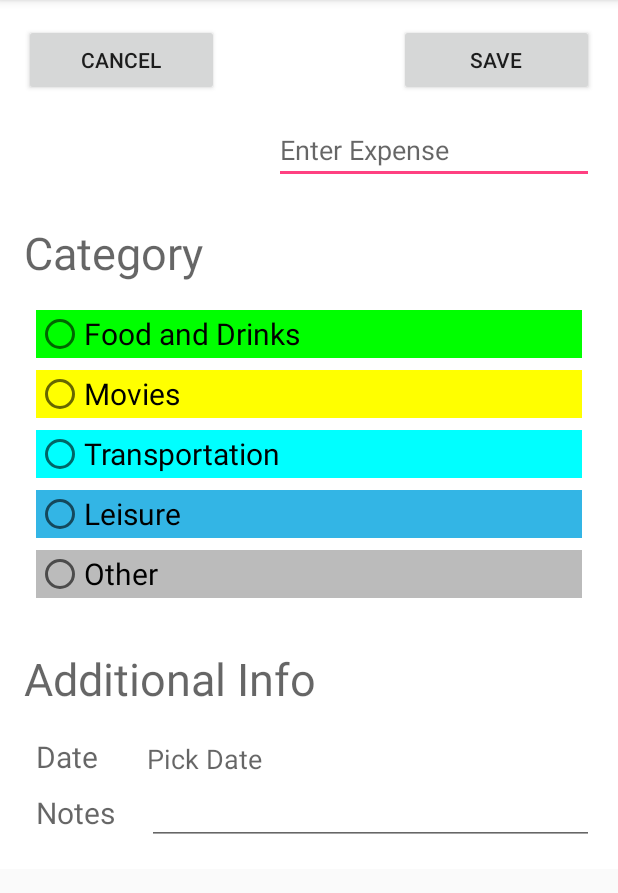
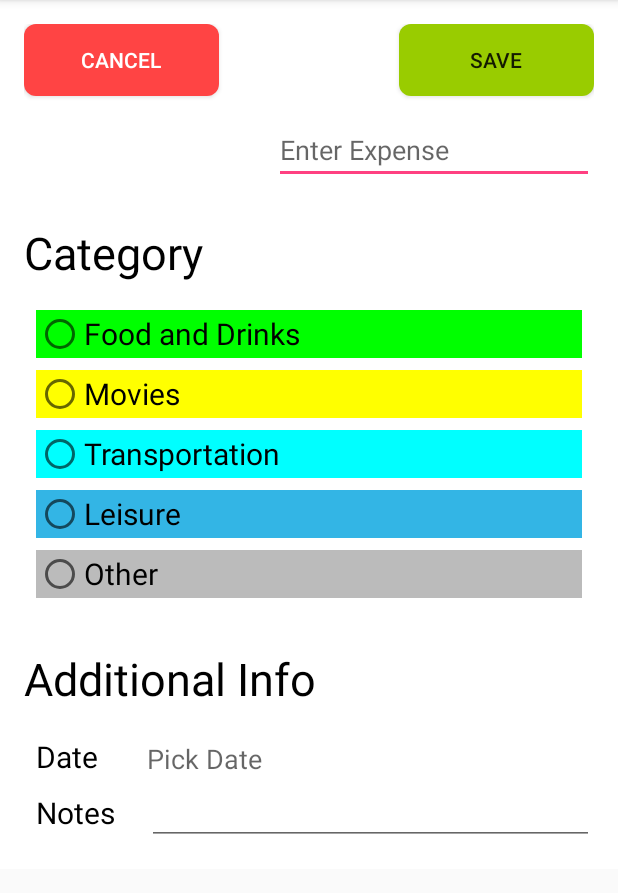
Before and after one commit to alkesh47/Diana, an Android app: the AddMoney screen opened directly, with no data from a screen before it, on a phone screen of 412 x 824 dp, the part 84-977 px from its top. Run offline under Robolectric (Android 15) with nearby library versions, the light colour scheme and no system bars.

Commit message:
Some UX enhancements.

```diff
--- /dev/null
+++ b/app/src/main/res/drawable/cancelbuttondrawable.xml
@@ -0,0 +1,7 @@
+<?xml version="1.0" encoding="utf-8"?>
+<shape xmlns:android="http://schemas.android.com/apk/res/android"
+    android:shape="rectangle">
+    <solid android:color="@android:color/holo_red_light"></solid>
+    <corners android:radius="8dp"></corners>
+
+</shape>
--- /dev/null
+++ b/app/src/main/res/drawable/roundbuttons.xml
@@ -0,0 +1,6 @@
+<?xml version="1.0" encoding="utf-8"?>
+<shape xmlns:android="http://schemas.android.com/apk/res/android"
+    android:shape="rectangle">
+    <solid android:color="@android:color/holo_green_light"/>
+    <corners android:radius="8dp"/>
+</shape>
--- a/app/src/main/res/drawable/shapechange.xml
+++ b/app/src/main/res/drawable/shapechange.xml
@@ -2,4 +2,5 @@
 <shape xmlns:android="http://schemas.android.com/apk/res/android"
     android:shape="oval">
     <solid android:color="@android:color/holo_blue_light"/>
+
 </shape>
--- a/app/src/main/res/layout/activity_add_money.xml
+++ b/app/src/main/res/layout/activity_add_money.xml
@@ -20,6 +20,9 @@
         android:layout_width="130dp"
         android:layout_height="wrap_content"
         android:text="Cancel"
+        android:textColor="#FFFFFF"
+        android:background="@drawable/cancelbuttondrawable"
+        android:elevation="8dp"
         android:id="@+id/cancelbutton"
         android:layout_alignParentTop="true"
         android:layout_alignParentStart="true" />
@@ -28,6 +31,7 @@
         android:layout_width="130dp"
         android:layout_height="wrap_content"
         android:text="Save"
+        android:background="@drawable/roundbuttons"
         android:id="@+id/savebutton"
         android:layout_alignParentTop="true"
         android:layout_alignParentEnd="true" />
@@ -48,6 +52,7 @@
         android:layout_height="wrap_content"
         android:textAppearance="?android:attr/textAppearanceMedium"
         android:layout_marginTop="25dp"
+        android:textColor="@android:color/black"
         android:textSize="30dp"
         android:text="Category"
         android:id="@+id/textView4"
@@ -80,6 +85,7 @@
             android:layout_width="match_parent"
             android:layout_height="wrap_content"
             android:layout_marginEnd="8dp"
+
             android:layout_marginStart="8dp"
             android:textSize="20dp"
             android:layout_marginBottom="8dp"
@@ -91,6 +97,7 @@
             android:layout_width="match_parent"
             android:layout_height="wrap_content"
             android:layout_marginEnd="8dp"
+
             android:layout_marginStart="8dp"
             android:textSize="20dp"
             android:layout_marginBottom="8dp"
@@ -105,6 +112,7 @@
             android:layout_marginStart="8dp"
             android:layout_marginBottom="8dp"
             android:textSize="20dp"
+
             android:background="@android:color/holo_blue_light"
             android:text="Leisure"
             android:id="@+id/radioButton4" />
@@ -115,6 +123,7 @@
             android:layout_marginEnd="8dp"
             android:layout_marginStart="8dp"
             android:textSize="20dp"
+
             android:text="Other"
             android:background="#BBBBBB"
             android:layout_marginBottom="8dp"
@@ -126,6 +135,7 @@
         android:layout_height="wrap_content"
         android:textAppearance="?android:attr/textAppearanceMedium"
         android:text="Additional Info"
+        android:textColor="@android:color/black"
         android:layout_marginTop="25dp"
         android:textSize="30dp"
         android:id="@+id/textView5"
@@ -137,6 +147,7 @@
         android:layout_width="wrap_content"
         android:layout_height="wrap_content"
         android:textSize="20dp"
+        android:textColor="@android:color/black"
         android:layout_below="@id/textView5"
         android:layout_marginTop="8dp"
         android:layout_marginStart="8dp"
@@ -148,6 +159,7 @@
         android:layout_width="wrap_content"
         android:layout_height="wrap_content"
         android:textSize="20dp"
+        android:textColor="@android:color/black"
         android:layout_below="@id/datePickerTextView"
         android:layout_marginStart="8dp"
         android:layout_marginTop="10dp"
```
